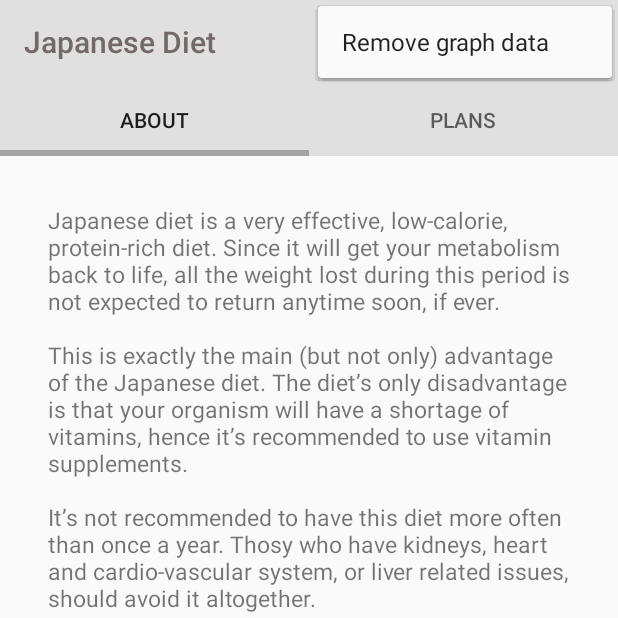
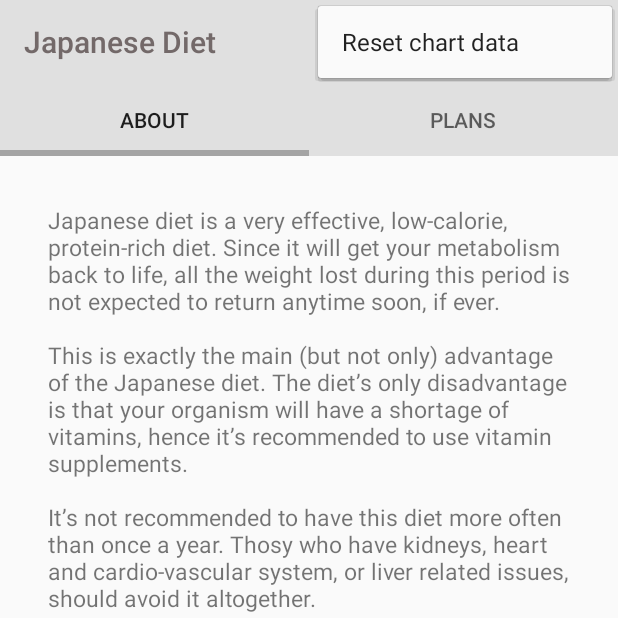
Before and after one commit to degluttiat/JD, an Android app: the screen it shows after launch (MainActivity), with the options menu open, on a phone screen of 412 x 824 dp, the top half of it. Run offline under Robolectric (Android 15) with nearby library versions, the phone set to English and light mode, and no system bars.

```diff
--- a/app/src/main/res/layout/fragment_plans.xml
+++ b/app/src/main/res/layout/fragment_plans.xml
@@ -75,7 +75,7 @@
                 android:layout_height="match_parent"
                 android:layout_marginLeft="8dp"
                 android:gravity="left"
-                android:text="Немного больше дней и ограничений, подойдет тому, кто хочет добиться, кроме снижения веса, еще и улучшения самочувствия."
+                android:text="Немного больше дней и ограничений, подойдет тому, кто хочет добиться, кроме снижения веса, еще и улучшения самочувствия"
                 android:textSize="13sp" />
 
         </LinearLayout>
@@ -114,7 +114,7 @@
                 android:layout_height="match_parent"
                 android:layout_marginLeft="8dp"
                 android:gravity="left"
-                android:text="Подходит тем, кто уверен в себе и не сомневается, что справится со всеми сложностями, поскольку стремится получить основательные изменения."
+                android:text="Подходит тем, кто уверен в себе и не сомневается, что справится со всеми сложностями, поскольку стремится получить основательные изменения"
                 android:textSize="13sp" />
 
         </LinearLayout>
@@ -154,7 +154,7 @@
                 android:layout_height="match_parent"
                 android:layout_marginLeft="8dp"
                 android:gravity="left"
-                android:text="Самая сложная диета, но и самая эффективная в отношении снижения веса."
+                android:text="Самая сложная диета, но и самая эффективная в отношении снижения веса"
                 android:textSize="13sp" />
 
         </LinearLayout>
--- a/app/src/main/res/layout/list_msg_dialog.xml
+++ b/app/src/main/res/layout/list_msg_dialog.xml
@@ -22,7 +22,7 @@
         android:layout_width="match_parent"
         android:layout_height="wrap_content"
         android:layout_marginTop="15dp"
-        android:layout_margin="10dp"
+        android:layout_margin="15dp"
         android:textSize="18sp"
         android:text="Больше не показывать"
         android:layoutDirection="rtl"
--- a/app/src/main/res/menu/menu_main.xml
+++ b/app/src/main/res/menu/menu_main.xml
@@ -6,6 +6,6 @@
     <item
         android:id="@+id/action_settings"
         android:orderInCategory="100"
-        android:title="Remove graph data"
+        android:title="@string/reset_chart_data"
         app:showAsAction="never" />
 </menu>
--- a/app/src/main/res/values/strings.xml
+++ b/app/src/main/res/values/strings.xml
@@ -143,6 +143,7 @@
     <string name="supper4_5">200 g of boiled or steamed fish, fresh cabbage with vegetable oil</string>
     <string name="supper4_6">2 boiled eggs, grated fresh carrot with vegetable oil</string>
     <string name="supper4_7">Any version of the dinner from the diet of the previous days</string>
+
     <string name="about">Japanese diet is a very effective, low-calorie, protein-rich diet. Since it will get your metabolism back to life, all the weight lost during this period is not expected to return anytime soon, if ever.\n\nThis is exactly the main (but not only) advantage of the Japanese diet. The diet’s only disadvantage is that your organism will have a shortage of vitamins, hence it’s recommended to use vitamin supplements.\n\nIt’s not recommended to have this diet more often than once a year. Thosу who have kidneys, heart and cardio-vascular system, or liver related issues, should avoid it altogether.\n\nProhibited products:\n-Salt\n-Spices and sauces\n-Bananas and other very sweet fruits\n-Fat rich meat\n-Fat rich fish\n-Flour products\n-Milk\n-Alcohol\n-Carbonated drinks\n\nKeep in mind:\n-Coffee can be replaced with green tea\n-During the day, you must drink a lot of water!\n\nHow to finish the diet right?\nKeep eating small portions of food and eat the products that are included in the diet, but start adding one new product each day. During the first day after the diet, adding porridge (quacker or buckwheat-based).\n\nExpected results - loss of 6-10 kg.</string>
     <string name="breakfast">Breakfast</string>
     <string name="lunch">Lunch</string>
@@ -154,4 +155,5 @@
     <string name="_9_days_diet">9 days diet</string>
     <string name="_13_days_diet">13 days diet</string>
     <string name="_14_days_diet">14 days diet</string>
+    <string name="reset_chart_data">Reset chart data</string>
 </resources>
```
Also changed, not shown: 2 other files.
